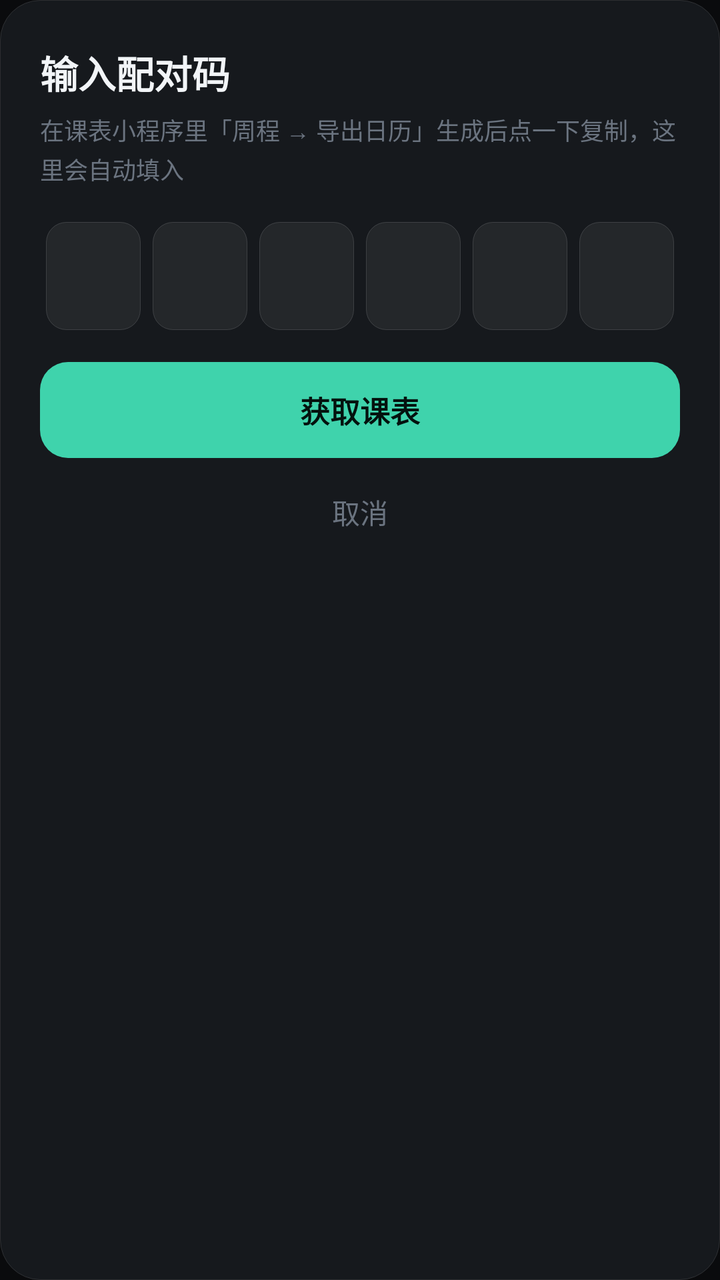
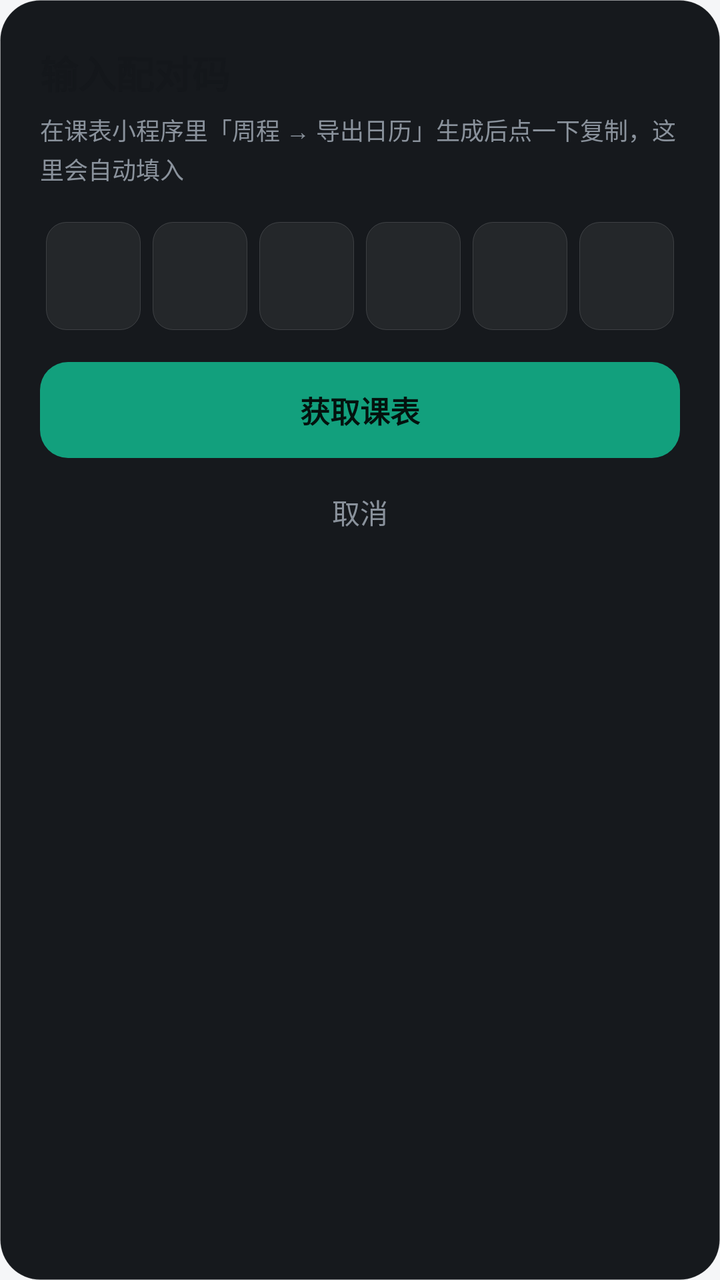

Two renders of the same Android screen: before a commit and after it. Below are the layout's source before the change and the commit's diff.
<!-- AndroidManifest.xml: application theme AppTheme -->
<!-- res/layout/dialog_pair_code.xml -->
<?xml version="1.0" encoding="utf-8"?>
<LinearLayout xmlns:android="http://schemas.android.com/apk/res/android"
    android:id="@+id/pc_root"
    android:layout_width="match_parent"
    android:layout_height="wrap_content"
    android:background="@drawable/pair_sheet"
    android:orientation="vertical"
    android:paddingStart="20dp"
    android:paddingTop="22dp"
    android:paddingEnd="20dp"
    android:paddingBottom="16dp">

    <TextView
        android:layout_width="wrap_content"
        android:layout_height="wrap_content"
        android:text="输入配对码"
        android:textColor="?attr/colorTextPrimary"
        android:textSize="19sp"
        android:textStyle="bold" />

    <TextView
        android:id="@+id/pc_tip"
        android:layout_width="match_parent"
        android:layout_height="wrap_content"
        android:layout_marginTop="6dp"
        android:lineSpacingExtra="2dp"
        android:text="在课表小程序里「周程 → 导出日历」生成后点一下复制，这里会自动填入"
        android:textColor="?attr/colorTextTertiary"
        android:textSize="12sp" />

    
    <FrameLayout
        android:layout_width="match_parent"
        android:layout_height="wrap_content"
        android:layout_marginTop="18dp">

        <LinearLayout
            android:layout_width="match_parent"
            android:layout_height="wrap_content"
            android:orientation="horizontal">

            <TextView android:id="@+id/pc_cell1" style="@style/PairCell" />
            <TextView android:id="@+id/pc_cell2" style="@style/PairCell" />
            <TextView android:id="@+id/pc_cell3" style="@style/PairCell" />
            <TextView android:id="@+id/pc_cell4" style="@style/PairCell" />
            <TextView android:id="@+id/pc_cell5" style="@style/PairCell" />
            <TextView android:id="@+id/pc_cell6" style="@style/PairCell" />
        </LinearLayout>

        
        <EditText
            android:id="@+id/pc_input"
            android:layout_width="match_parent"
            android:layout_height="match_parent"
            android:background="@null"
            android:cursorVisible="false"
            android:gravity="center"
            android:imeOptions="actionDone"
            android:importantForAutofill="no"
            android:inputType="number"
            android:maxLength="6"
            android:textColor="@android:color/transparent"
            android:textSize="24sp" />
    </FrameLayout>

    <TextView
        android:id="@+id/pc_error"
        android:layout_width="match_parent"
        android:layout_height="wrap_content"
        android:layout_marginTop="8dp"
        android:gravity="center"
        android:textColor="?attr/colorDanger"
        android:textSize="12sp"
        android:visibility="gone" />

    <TextView
        android:id="@+id/pc_ok"
        android:layout_width="match_parent"
        android:layout_height="48dp"
        android:layout_marginTop="16dp"
        android:background="@drawable/bg_btn_primary"
        android:gravity="center"
        android:text="获取课表"
        android:textColor="#FF04120E"
        android:textSize="15sp"
        android:textStyle="bold" />

    <TextView
        android:id="@+id/pc_cancel"
        android:layout_width="match_parent"
        android:layout_height="42dp"
        android:layout_marginTop="6dp"
        android:gravity="center"
        android:text="取消"
        android:textColor="?attr/colorTextTertiary"
        android:textSize="14sp" />
</LinearLayout>
<!-- resources referenced by this layout -->
<resources>
  <!-- drawable bg_btn_primary (drawable) -->
  <?xml version="1.0" encoding="utf-8"?>
  <ripple xmlns:android="http://schemas.android.com/apk/res/android" android:color="#33000000">
      <item>
          <shape android:shape="rectangle">
              <solid android:color="?attr/colorAccent" />
              <corners android:radius="@dimen/r_md" />
          </shape>
      </item>
  </ripple>
  <!-- drawable pair_sheet (drawable) -->
  <?xml version="1.0" encoding="utf-8"?>
  <shape xmlns:android="http://schemas.android.com/apk/res/android" android:shape="rectangle">
      <corners android:radius="20dp" />
      <solid android:color="#FF16191D" />
      <stroke
          android:width="1px"
          android:color="#1FFFFFFF" />
  </shape>
  <style name="PairCell">
          <item name="android:layout_width">0dp</item>
          <item name="android:layout_height">54dp</item>
          <item name="android:layout_weight">1</item>
          <item name="android:layout_marginStart">3dp</item>
          <item name="android:layout_marginEnd">3dp</item>
          <item name="android:background">@drawable/pair_cell</item>
          <item name="android:gravity">center</item>
          <item name="android:textColor">#FFF2F5F8</item>
          <item name="android:textSize">24sp</item>
          <item name="android:textStyle">bold</item>
          <item name="android:includeFontPadding">false</item>
      </style>
  <style name="AppTheme" parent="AppTheme.Dark" />
  <dimen name="r_md">14dp</dimen>
  <!-- drawable pair_cell (drawable) -->
  <?xml version="1.0" encoding="utf-8"?>
  <shape xmlns:android="http://schemas.android.com/apk/res/android" android:shape="rectangle">
      <corners android:radius="10dp" />
      <solid android:color="#0FFFFFFF" />
      <stroke
          android:width="1px"
          android:color="#26FFFFFF" />
  </shape>
  <style name="AppTheme.Dark" parent="@android:style/Theme.Material.NoActionBar">
          <item name="colorPageBg">#FF0A0B0D</item>
          <item name="colorSurface">#FF14171B</item>
          <item name="colorSurfaceHigh">#FF1B1F24</item>
          <item name="colorStroke">#1FFFFFFF</item>
          <item name="colorTextPrimary">#FFF2F5F8</item>
          <item name="colorTextSecondary">#FFA8B0BC</item>
          <item name="colorTextTertiary">#FF6B7480</item>
          <item name="colorAccent">#FF3FD3AC</item>
          <item name="colorAccentDim">#333FD3AC</item>
          <item name="colorDanger">#FFE5484D</item>
          <item name="colorSheet">#FF16191D</item>
  
          <item name="android:windowBackground">?attr/colorPageBg</item>
          <item name="android:statusBarColor">?attr/colorPageBg</item>
          <item name="android:navigationBarColor">?attr/colorPageBg</item>
          <item name="android:colorAccent">?attr/colorAccent</item>
          <item name="android:windowLightStatusBar">false</item>
      </style>
</resources>

<!-- the commit's change to res/layout/dialog_pair_code.xml (unified diff, before → after) -->
@@ -14,7 +14,7 @@
         android:layout_width="wrap_content"
         android:layout_height="wrap_content"
         android:text="输入配对码"
-        android:textColor="?attr/colorTextPrimary"
+        android:textColor="@color/text_primary"
         android:textSize="19sp"
         android:textStyle="bold" />
 
@@ -25,7 +25,7 @@
         android:layout_marginTop="6dp"
         android:lineSpacingExtra="2dp"
         android:text="在课表小程序里「周程 → 导出日历」生成后点一下复制，这里会自动填入"
-        android:textColor="?attr/colorTextTertiary"
+        android:textColor="@color/text_tertiary"
         android:textSize="12sp" />
 
     
@@ -69,7 +69,7 @@
         android:layout_height="wrap_content"
         android:layout_marginTop="8dp"
         android:gravity="center"
-        android:textColor="?attr/colorDanger"
+        android:textColor="@color/danger"
         android:textSize="12sp"
         android:visibility="gone" />
 
@@ -92,6 +92,6 @@
         android:layout_marginTop="6dp"
         android:gravity="center"
         android:text="取消"
-        android:textColor="?attr/colorTextTertiary"
+        android:textColor="@color/text_tertiary"
         android:textSize="14sp" />
 </LinearLayout>
<!-- resource entries referenced after the edit -->
@@ -1,11 +1,14 @@
 <!-- resources referenced by this layout -->
 <resources>
+  <color name="danger">#FFD93B3F</color>
+  <color name="text_primary">#FF14171B</color>
+  <color name="text_tertiary">#FF8A929C</color>
   <!-- drawable bg_btn_primary (drawable) -->
   <?xml version="1.0" encoding="utf-8"?>
   <ripple xmlns:android="http://schemas.android.com/apk/res/android" android:color="#33000000">
       <item>
           <shape android:shape="rectangle">
-              <solid android:color="?attr/colorAccent" />
+              <solid android:color="@color/accent" />
               <corners android:radius="@dimen/r_md" />
           </shape>
       </item>
@@ -32,7 +35,14 @@
           <item name="android:textStyle">bold</item>
           <item name="android:includeFontPadding">false</item>
       </style>
-  <style name="AppTheme" parent="AppTheme.Dark" />
+  <style name="AppTheme" parent="@android:style/Theme.Material.NoActionBar">
+          <item name="android:windowBackground">@color/page_bg</item>
+          <item name="android:statusBarColor">@color/page_bg</item>
+          <item name="android:navigationBarColor">@color/page_bg</item>
+          <item name="android:colorAccent">@color/accent</item>
+          <item name="android:windowLightStatusBar">true</item>
+      </style>
+  <color name="accent">#FF12A07D</color>
   <dimen name="r_md">14dp</dimen>
   <!-- drawable pair_cell (drawable) -->
   <?xml version="1.0" encoding="utf-8"?>
@@ -43,24 +53,6 @@
           android:width="1px"
           android:color="#26FFFFFF" />
   </shape>
-  <style name="AppTheme.Dark" parent="@android:style/Theme.Material.NoActionBar">
-          <item name="colorPageBg">#FF0A0B0D</item>
-          <item name="colorSurface">#FF14171B</item>
-          <item name="colorSurfaceHigh">#FF1B1F24</item>
-          <item name="colorStroke">#1FFFFFFF</item>
-          <item name="colorTextPrimary">#FFF2F5F8</item>
-          <item name="colorTextSecondary">#FFA8B0BC</item>
-          <item name="colorTextTertiary">#FF6B7480</item>
-          <item name="colorAccent">#FF3FD3AC</item>
-          <item name="colorAccentDim">#333FD3AC</item>
-          <item name="colorDanger">#FFE5484D</item>
-          <item name="colorSheet">#FF16191D</item>
-  
-          <item name="android:windowBackground">?attr/colorPageBg</item>
-          <item name="android:statusBarColor">?attr/colorPageBg</item>
-          <item name="android:navigationBarColor">?attr/colorPageBg</item>
-          <item name="android:colorAccent">?attr/colorAccent</item>
-          <item name="android:windowLightStatusBar">false</item>
-      </style>
+  <color name="page_bg">#FFF5F6F8</color>
 </resources>
 
